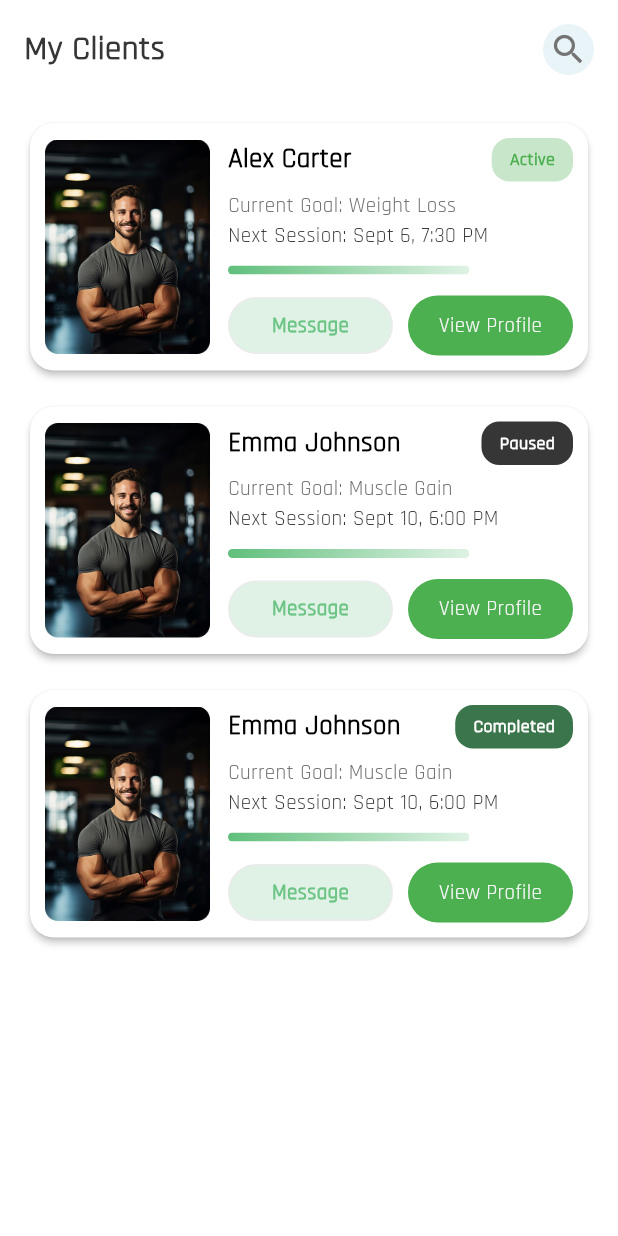
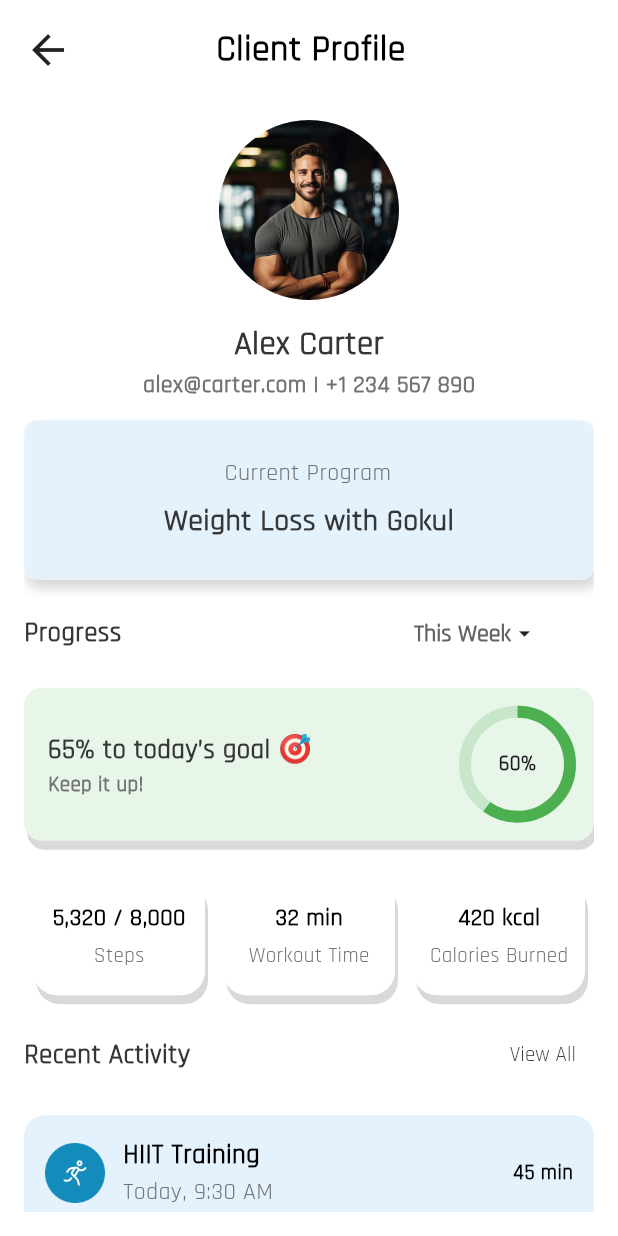
Before and after one commit to Dev-Ninjas-Backup/gokul_ramk, a Flutter app: the MyClientsScreen screen opened directly, after a tap on "View Profile", on a phone screen of 412 x 824 dp. Run offline on Flutter 3.47's test engine with Material 3 defaults, Android fonts, the phone set to English and light mode, and no system bars; our stand-ins replace carousel_slider, flutter_calendar_carousel, flutter_easyloading, flutter_screenutil, get, google_fonts and 2 more; missing offline and left inert: country_state_city_pro; accounts and stored records are empty; network calls fail.

Commit message:
Client profile Added

```diff
--- a/lib/core/utils/constants/icon_path.dart
+++ b/lib/core/utils/constants/icon_path.dart
@@ -4,7 +4,7 @@ class IconPath {
   static const String eyecolse = 'assets/icons/eye_close.png';
   static const String languageIcon = 'assets/icons/language.png';
   static const String editIcon = 'assets/icons/edit.png';
-    static const String contactUsIcon = 'assets/icons/contact_us.png';
+  static const String contactUsIcon = 'assets/icons/contact_us.png';
 
   static const String homeIcon = 'assets/icons/home_icon.png';
   static const String programIcon = 'assets/icons/program_icon.png';
@@ -20,4 +20,7 @@ class IconPath {
   static const String userPost = 'assets/icons/user_post.png';
   static const String userProfile = 'assets/icons/user_profile.png';
   static const String userSession = 'assets/icons/user_session.png';
+  static const String hiitTraining = 'assets/icons/hit_training.png';
+  static const String loggedBreakfast = 'assets/icons/logged_breakfast.png';
+  static const String weeklyCheckIn = 'assets/icons/weekly_check_in.png';
 }
--- /dev/null
+++ b/lib/features/trainer/my_clients/client_profile/controller/progress_filter_controller.dart
@@ -0,0 +1,38 @@
+import 'package:get/get.dart';
+
+class ProgressFilterController extends GetxController {
+  var selectedFilter = "This Week".obs;
+
+  final filters = ["This Week", "Last Week", "This Month"];
+
+  final Map<String, Map<String, dynamic>> progressData = {
+    "This Week": {
+      "goalPercent": 65,
+      "circlePercent": 0.60,
+      "steps": "5,320 / 8,000",
+      "workoutTime": "32 min",
+      "calories": "420 kcal",
+    },
+    "Last Week": {
+      "goalPercent": 50,
+      "circlePercent": 0.45,
+      "steps": "4,200 / 8,000",
+      "workoutTime": "25 min",
+      "calories": "350 kcal",
+    },
+    "This Month": {
+      "goalPercent": 72,
+      "circlePercent": 0.70,
+      "steps": "22,500 / 32,000",
+      "workoutTime": "2 hr",
+      "calories": "1680 kcal",
+    },
+  };
+
+  void updateFilter(String value) {
+    selectedFilter.value = value;
+    Get.back();
+  }
+
+  Map<String, dynamic> get currentData => progressData[selectedFilter.value]!;
+}
--- /dev/null
+++ b/lib/features/trainer/my_clients/client_profile/controller/recent_activity_controller.dart
@@ -0,0 +1,51 @@
+import 'package:flutter/cupertino.dart';
+import 'package:get/get.dart';
+import 'package:gokul_ramk/core/utils/constants/icon_path.dart';
+
+class RecentActivityController extends GetxController {
+  var activities = <Map<String, dynamic>>[].obs;
+  var showAll = false.obs;
+
+  @override
+  void onInit() {
+    super.onInit();
+
+    activities.value = [
+      {
+        "title": "HIIT Training",
+        "subtitle": "Today, 9:30 AM",
+        "value": "45 min",
+        "color": 0xFFE3F2FD,
+        "icon": Image.asset(IconPath.hiitTraining),
+      },
+      {
+        "title": "Logged Breakfast",
+        "subtitle": "Today, 8:15 AM",
+        "value": "320 Cal",
+        "color": 0xFFE8F5E9,
+        "icon": Image.asset(IconPath.loggedBreakfast),
+      },
+      {
+        "title": "Weekly Check-in",
+        "subtitle": "Yesterday, 6:00 PM",
+        "value": "Completed",
+        "color": 0xFFE3F2FD,
+        "icon": Image.asset(IconPath.weeklyCheckIn),
+      },
+      {
+        "title": "Yoga Session",
+        "subtitle": "Yesterday, 7:00 AM",
+        "value": "30 min",
+        "color": 0xFFFFF3E0,
+        "icon": Image.asset(IconPath.loggedBreakfast),
+      },
+      {
+        "title": "Logged Lunch",
+        "subtitle": "Yesterday, 1:00 PM",
+        "value": "450 Cal",
+        "color": 0xFFF1F8E9,
+        "icon": Image.asset(IconPath.weeklyCheckIn),
+      },
+    ];
+  }
+}
--- /dev/null
+++ b/lib/features/trainer/my_clients/client_profile/sceen/client_profile_screen.dart
@@ -0,0 +1,85 @@
+import 'package:flutter/material.dart';
+import 'package:get/get_navigation/get_navigation.dart';
+import 'package:get/state_manager.dart';
+import 'package:gokul_ramk/core/common/styles/global_text_style.dart';
+import 'package:gokul_ramk/core/utils/constants/colors.dart';
+import 'package:gokul_ramk/core/utils/constants/imagepath.dart';
+import 'package:gokul_ramk/features/trainer/my_clients/client_profile/widgets/current_program_widget.dart';
+import 'package:gokul_ramk/features/trainer/my_clients/client_profile/widgets/progress_header_widget.dart';
+import 'package:gokul_ramk/features/trainer/my_clients/client_profile/widgets/progress_section.dart';
+import 'package:gokul_ramk/features/trainer/my_clients/client_profile/widgets/recent_activity_section.dart';
+
+class ClientProfileScreen extends StatelessWidget {
+  const ClientProfileScreen({super.key});
+
+  @override
+  Widget build(BuildContext context) {
+    return Scaffold(
+      backgroundColor: AppColors.background,
+      body: SafeArea(
+        child: Padding(
+          padding: EdgeInsets.all(16),
+          child: SingleChildScrollView(
+            child: Column(
+              children: [
+                Row(
+                  crossAxisAlignment: CrossAxisAlignment.center,
+
+                  children: [
+                    GestureDetector(
+                      child: Icon(Icons.arrow_back_outlined, size: 32),
+                      onTap: () {
+                        Get.back();
+                      },
+                    ),
+                    SizedBox(width: 96),
+
+                    Text(
+                      'Client Profile',
+                      style: getTextStyle(
+                        fontSize: 24,
+                        fontWeight: FontWeight.w700,
+                      ),
+                    ),
+                  ],
+                ),
+                SizedBox(height: 30),
+                CircleAvatar(
+                  backgroundImage: AssetImage(Imagepath.trainer),
+                  radius: 60,
+                ),
+                SizedBox(height: 14),
+                Text(
+                  'Alex Carter',
+                  style: getTextStyle(
+                    fontSize: 22,
+                    fontWeight: FontWeight.w600,
+                    color: AppColors.primaryFontColor,
+                  ),
+                ),
+
+                Text(
+                  'alex@carter.com | +1 234 567 890',
+                  style: getTextStyle(
+                    fontSize: 16,
+                    fontWeight: FontWeight.w600,
+                    color: AppColors.secondaryFontColor,
+                  ),
+                ),
+
+                SizedBox(height: 12),
+                CurrentProgramWidget(),
+                SizedBox(height: 12),
+                ProgressHeaderWidget(),
+                SizedBox(height: 12),
+                ProgressSection(),
+                SizedBox(height: 12),
+                RecentActivitySection(),
+              ],
+            ),
+          ),
+        ),
+      ),
+    );
+  }
+}
--- /dev/null
+++ b/lib/features/trainer/my_clients/client_profile/widgets/activity_card_widget.dart
@@ -0,0 +1,72 @@
+import 'package:flutter/material.dart';
+import 'package:gokul_ramk/core/common/styles/global_text_style.dart';
+import 'package:gokul_ramk/core/utils/constants/colors.dart';
+
+class ActivityCard extends StatelessWidget {
+  final Widget icon;
+  final String title;
+  final String subtitle;
+  final String value;
+  final Color background;
+
+  const ActivityCard({
+    super.key,
+    required this.icon,
+    required this.title,
+    required this.subtitle,
+    required this.value,
+    required this.background,
+  });
+
+  @override
+  Widget build(BuildContext context) {
+    return Container(
+      margin: EdgeInsets.symmetric(vertical: 6),
+      padding: EdgeInsets.all(14),
+      decoration: BoxDecoration(
+        color: background,
+        borderRadius: BorderRadius.circular(14),
+      ),
+      child: Row(
+        mainAxisAlignment: MainAxisAlignment.spaceBetween,
+        children: [
+          Row(
+            children: [
+              CircleAvatar(
+                radius: 20,
+                backgroundColor: Colors.white,
+                child: icon,
+              ),
+              SizedBox(width: 12),
+              Column(
+                crossAxisAlignment: CrossAxisAlignment.start,
+                children: [
+                  Text(
+                    title,
+                    style: getTextStyle(
+                      fontWeight: FontWeight.w600,
+                      fontSize: 18,
+                    ),
+                  ),
+                  Text(
+                    subtitle,
+                    style: getTextStyle(
+                      fontSize: 16,
+                      fontWeight: FontWeight.w500,
+                      color: AppColors.secondaryFontColor,
+                    ),
+                  ),
+                ],
+              ),
+            ],
+          ),
+
+          Text(
+            value,
+            style: getTextStyle(fontWeight: FontWeight.w600, fontSize: 14),
+          ),
+        ],
+      ),
+    );
+  }
+}
--- /dev/null
+++ b/lib/features/trainer/my_clients/client_profile/widgets/current_program_widget.dart
@@ -0,0 +1,68 @@
+import 'package:flutter/material.dart';
+import 'package:gokul_ramk/core/common/styles/global_text_style.dart';
+import 'package:gokul_ramk/core/utils/constants/colors.dart';
+
+class CurrentProgramWidget extends StatelessWidget {
+  const CurrentProgramWidget({super.key});
+
+  @override
+  Widget build(BuildContext context) {
+    return Container(
+      width: double.infinity,
+      padding: EdgeInsets.symmetric(horizontal: 28, vertical: 24),
+      decoration: ShapeDecoration(
+        color: Colors.blue[50],
+        shape: RoundedRectangleBorder(
+          side: BorderSide(width: 0.25, color: AppColors.background),
+          borderRadius: BorderRadius.circular(8),
+        ),
+        shadows: [
+          BoxShadow(
+            color: Color(0x26000000),
+            blurRadius: 05,
+            offset: Offset(02, 06),
+            spreadRadius: 0,
+          ),
+        ],
+      ),
+      child: Column(
+        mainAxisSize: MainAxisSize.min,
+        mainAxisAlignment: MainAxisAlignment.center,
+        crossAxisAlignment: CrossAxisAlignment.center,
+        spacing: 20,
+        children: [
+          Column(
+            mainAxisSize: MainAxisSize.min,
+            mainAxisAlignment: MainAxisAlignment.start,
+            crossAxisAlignment: CrossAxisAlignment.start,
+            spacing: 6,
+            children: [
+              SizedBox(
+                width: 192,
+                child: Text(
+                  'Current Program',
+                  textAlign: TextAlign.center,
+                  style: getTextStyle(
+                    color: AppColors.secondaryFontColor,
+                    fontSize: 16,
+                    fontWeight: FontWeight.w500,
+                  ),
+                ),
+              ),
+              Text(
+                'Weight Loss with Gokul',
+                textAlign: TextAlign.center,
+                style: getTextStyle(
+                  color: AppColors.primaryFontColor,
+                  fontSize: 20,
+
+                  fontWeight: FontWeight.w700,
+                ),
+              ),
+            ],
+          ),
+        ],
+      ),
+    );
+  }
+}
--- /dev/null
+++ b/lib/features/trainer/my_clients/client_profile/widgets/progress_header_widget.dart
@@ -0,0 +1,87 @@
+import 'package:flutter/material.dart';
+import 'package:get/get.dart';
+import 'package:gokul_ramk/core/common/styles/global_text_style.dart';
+import 'package:gokul_ramk/core/utils/constants/colors.dart';
+import 'package:gokul_ramk/features/trainer/my_clients/client_profile/controller/progress_filter_controller.dart';
+
+class ProgressHeaderWidget extends StatelessWidget {
+  final ProgressFilterController controller = Get.put(
+    ProgressFilterController(),
+  );
+
+  ProgressHeaderWidget({super.key});
+
+  @override
+  Widget build(BuildContext context) {
+    return Row(
+      children: [
+        Text(
+          "Progress",
+          style: getTextStyle(
+            fontSize: 18,
+            fontWeight: FontWeight.w600,
+            color: AppColors.primaryFontColor,
+          ),
+        ),
+        Spacer(),
+        Flexible(
+          child: Obx(
+            () => ElevatedButton(
+              style: ElevatedButton.styleFrom(
+                backgroundColor: Colors.white,
+                foregroundColor: Colors.black87,
+                shape: RoundedRectangleBorder(
+                  borderRadius: BorderRadius.circular(20),
+                ),
+                elevation: 0,
+                padding: EdgeInsets.symmetric(horizontal: 12, vertical: 8),
+              ),
+              onPressed: () {
+                _showFilterDialog(context);
+              },
+              child: Row(
+                mainAxisSize: MainAxisSize.min,
+                children: [
+                  Text(
+                    controller.selectedFilter.value,
+                    style: getTextStyle(
+                      fontSize: 16,
+                      fontWeight: FontWeight.w600,
+                      color: AppColors.fontColor,
+                    ),
+                  ),
+                  Icon(Icons.arrow_drop_down, size: 18),
+                ],
+              ),
+            ),
+          ),
+        ),
+      ],
+    );
+  }
+
+  void _showFilterDialog(BuildContext context) {
+    Get.dialog(
+      Dialog(
+        backgroundColor: AppColors.background,
+        shape: RoundedRectangleBorder(borderRadius: BorderRadius.circular(12)),
+        child: Column(
+          mainAxisSize: MainAxisSize.min,
+          children: controller.filters.map((filter) {
+            return ListTile(
+              title: Text(
+                filter,
+                style: getTextStyle(
+                  fontSize: 14,
+                  fontWeight: FontWeight.w500,
+                  color: AppColors.primaryFontColor,
+                ),
+              ),
+              onTap: () => controller.updateFilter(filter),
+            );
+          }).toList(),
+        ),
+      ),
+    );
+  }
+}
--- /dev/null
+++ b/lib/features/trainer/my_clients/client_profile/widgets/progress_section.dart
@@ -0,0 +1,136 @@
+import 'package:flutter/material.dart';
+import 'package:get/get.dart';
+import 'package:gokul_ramk/core/common/styles/global_text_style.dart';
+import 'package:gokul_ramk/core/utils/constants/colors.dart';
+import 'package:gokul_ramk/features/trainer/my_clients/client_profile/controller/progress_filter_controller.dart';
+
+class ProgressSection extends StatelessWidget {
+  final ProgressFilterController controller = Get.put(
+    ProgressFilterController(),
+  );
+
+  ProgressSection({super.key});
+
+  @override
+  Widget build(BuildContext context) {
+    return Column(
+      children: [
+        Obx(() {
+          final data = controller.currentData;
+          return Container(
+            padding: EdgeInsets.all(16),
+            decoration: BoxDecoration(
+              color: Colors.green.shade50,
+              borderRadius: BorderRadius.circular(12),
+              boxShadow: [
+                BoxShadow(
+                  color: Colors.black.withValues(alpha: .15),
+
+                  offset: Offset(2, 6),
+                ),
+              ],
+            ),
+            child: Row(
+              mainAxisAlignment: MainAxisAlignment.spaceBetween,
+              children: [
+                Column(
+                  crossAxisAlignment: CrossAxisAlignment.start,
+                  children: [
+                    Text(
+                      "${data['goalPercent']}% to today’s goal 🎯",
+                      style: getTextStyle(
+                        fontSize: 18,
+                        fontWeight: FontWeight.w600,
+                        color: AppColors.primaryFontColor,
+                      ),
+                    ),
+
+                    Text(
+                      "Keep it up!",
+                      style: getTextStyle(
+                        color: AppColors.secondaryFontColor,
+                        fontSize: 14,
+                        fontWeight: FontWeight.w600,
+                      ),
+                    ),
+                  ],
+                ),
+                Stack(
+                  alignment: Alignment.center,
+                  children: [
+                    SizedBox(
+                      height: 70,
+                      width: 70,
+                      child: CircularProgressIndicator(
+                        value: data['circlePercent'],
+                        strokeWidth: 8,
+                        backgroundColor: Colors.green.shade100,
+                        valueColor: AlwaysStoppedAnimation(Colors.green),
+                      ),
+                    ),
+                    Text(
+                      "${(data['circlePercent'] * 100).toInt()}%",
+                      style: TextStyle(fontWeight: FontWeight.bold),
+                    ),
+                  ],
+                ),
+              ],
+            ),
+          );
+        }),
+        SizedBox(height: 20),
+        Obx(() {
+          final data = controller.currentData;
+          return Row(
+            mainAxisAlignment: MainAxisAlignment.spaceAround,
+            children: [
+              Expanded(child: _buildStatCard(data['steps'], "Steps")),
+              Expanded(
+                child: _buildStatCard(data['workoutTime'], "Workout Time"),
+              ),
+              Expanded(
+                child: _buildStatCard(data['calories'], "Calories Burned"),
+              ),
+            ],
+          );
+        }),
+      ],
+    );
+  }
+
+  Widget _buildStatCard(String value, String label) {
+    return Container(
+      margin: EdgeInsets.symmetric(horizontal: 6, vertical: 4),
+      padding: EdgeInsets.symmetric(horizontal: 0, vertical: 16),
+      decoration: BoxDecoration(
+        color: Colors.white,
+        borderRadius: BorderRadius.circular(16),
+        boxShadow: [
+          BoxShadow(
+            color: Colors.black.withValues(alpha: .15),
+
+            offset: Offset(2, 6),
+          ),
+        ],
+      ),
+      child: Column(
+        mainAxisSize: MainAxisSize.min,
+        children: [
+          Text(
+            value,
+            style: getTextStyle(fontWeight: FontWeight.w600, fontSize: 16),
+          ),
+          SizedBox(height: 4),
+          Text(
+            label,
+            style: getTextStyle(
+              color: AppColors.secondaryFontColor,
+              fontSize: 14,
+              fontWeight: FontWeight.w500,
+            ),
+          ),
+        ],
+      ),
+    );
+  }
+}
--- /dev/null
+++ b/lib/features/trainer/my_clients/client_profile/widgets/recent_activity_section.dart
@@ -0,0 +1,69 @@
+import 'package:flutter/material.dart';
+import 'package:get/get.dart';
+import 'package:gokul_ramk/core/common/styles/global_text_style.dart';
+import 'package:gokul_ramk/core/utils/constants/colors.dart';
+import 'package:gokul_ramk/features/trainer/my_clients/client_profile/controller/recent_activity_controller.dart';
+import 'package:gokul_ramk/features/trainer/my_clients/client_profile/widgets/activity_card_widget.dart';
+
+class RecentActivitySection extends StatelessWidget {
+  final RecentActivityController controller = Get.put(
+    RecentActivityController(),
+  );
+
+  RecentActivitySection({super.key});
+
+  @override
+  Widget build(BuildContext context) {
+    return Column(
+      children: [
+        Row(
+          mainAxisAlignment: MainAxisAlignment.spaceBetween,
+          children: [
+            Text(
+              "Recent Activity",
+              style: TextStyle(
+                fontSize: 18,
+                fontWeight: FontWeight.w600,
+                color: AppColors.primaryFontColor,
+              ),
+            ),
+            Obx(
+              () => TextButton(
+                onPressed: () {
+                  controller.showAll.toggle();
+                },
+                child: Text(
+                  controller.showAll.value ? "Show Less" : "View All",
+                  style: getTextStyle(
+                    fontSize: 14,
+                    fontWeight: FontWeight.w500,
+                    color: AppColors.primaryFontColor,
+                  ),
+                ),
+              ),
+            ),
+          ],
+        ),
+        SizedBox(height: 10),
+
+        Obx(() {
+          final visibleActivities = controller.showAll.value
+              ? controller.activities
+              : controller.activities.take(2).toList();
+
+          return Column(
+            children: visibleActivities.map((activity) {
+              return ActivityCard(
+                icon: activity['icon'],
+                title: activity['title'],
+                subtitle: activity['subtitle'],
+                value: activity['value'],
+                background: Color(activity['color']),
+              );
+            }).toList(),
+          );
+        }),
+      ],
+    );
+  }
+}
--- a/lib/features/trainer/my_clients/my_clients_screen/widgets/client_card_widget.dart
+++ b/lib/features/trainer/my_clients/my_clients_screen/widgets/client_card_widget.dart
@@ -3,6 +3,7 @@ import 'package:get/get.dart';
 import 'package:gokul_ramk/core/common/styles/global_text_style.dart';
 import 'package:gokul_ramk/core/utils/constants/colors.dart';
 import 'package:gokul_ramk/features/trainer/my_clients/my_clients_screen/model/client_card_model.dart';
+import 'package:gokul_ramk/routes/app_routes.dart';
 
 class ClientCardWidget extends StatelessWidget {
   final ClientCardModel trainer;
@@ -151,7 +152,9 @@ class ClientCardWidget extends StatelessWidget {
                         SizedBox(width: 10),
                         Expanded(
                           child: GestureDetector(
-                            onTap: () {},
+                            onTap: () {
+                              Get.toNamed(AppRoute.clientProfileScreen);
+                            },
                             child: Container(
                               padding: EdgeInsets.symmetric(vertical: 10),
                               decoration: BoxDecoration(
--- a/lib/routes/app_routes.dart
+++ b/lib/routes/app_routes.dart
@@ -16,6 +16,7 @@ import 'package:gokul_ramk/features/auth/signup/more_user_information_screen/scr
 import 'package:gokul_ramk/features/auth/signup/more_user_information_screen/screen/tell_us_about_yourself_screen2.dart';
 import 'package:gokul_ramk/features/auth/signup/screen/signup_screen.dart';
 import 'package:gokul_ramk/features/trainer/home/home_screen/screen/home_screen.dart';
+import 'package:gokul_ramk/features/trainer/my_clients/client_profile/sceen/client_profile_screen.dart';
 import 'package:gokul_ramk/features/user/book_trainer/screen/bookings_screen.dart';
 import 'package:gokul_ramk/features/user/bookmark/screen/user_bookmark_screen.dart';
 import 'package:gokul_ramk/features/user/bottom_navbar/screen/custom_navbar.dart';
@@ -53,6 +54,7 @@ class AppRoute {
   // Trainer
   static String trainerHomeScreen = "/trainer/trainerHomeScreen";
   static String trainerNavBarScreen = "/trainer/trainerNavBarScreen";
+  static String clientProfileScreen = "/clientProfileScreen";
 
   static String getSplashScreen() => splashScreen;
   static String getOnboardingScreen() => onboardingScreen;
@@ -76,6 +78,7 @@ class AppRoute {
   static String getUserBookmarkScreen() => userBookmarkScreen;
   static String getViewTrainerProfileScreen() => viewTrainerProfileScreen;
   static String getbookTrainerScreen() => bookTrainerScreen;
+  static String getClientProfileScreen() => clientProfileScreen;
 
   static List<GetPage> routes = [
     GetPage(name: splashScreen, page: () => SplashScreen()),
@@ -119,13 +122,11 @@ class AppRoute {
       name: viewTrainerProfileScreen,
       page: () => ViewTrainerProfileScreen(),
     ),
-    GetPage(
-      name: bookTrainerScreen,
-      page: () => BookTrainerScreen(),
-    ),
+    GetPage(name: bookTrainerScreen, page: () => BookTrainerScreen()),
 
     // Trainer
     GetPage(name: trainerNavBarScreen, page: () => NavBarScreen()),
     GetPage(name: trainerHomeScreen, page: () => HomeScreen()),
+    GetPage(name: clientProfileScreen, page: () => ClientProfileScreen()),
   ];
 }
```
Also changed, not shown: assets/icons/hit_training.png (added), assets/icons/logged_breakfast.png (added), assets/icons/weekly_check_in.png (added).
